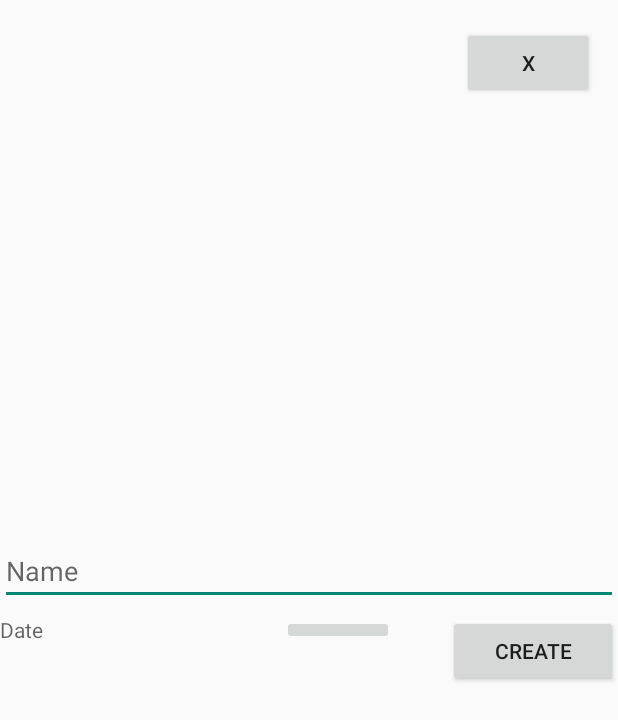
After one commit to dennmar/Measure, an Android app: the fragment AddTaskFragment shown on its own in the app's theme, on a phone screen of 412 x 824 dp. The commit adds this screen. Shown: the top 720 px of the screen. Run offline under Robolectric (Android 15) with nearby library versions, the phone set to English and light mode, and no system bars.

Commit message:
Update add task button in agenda fragment to open basic form (including date picker)

```diff
--- a/android/app/src/main/java/com/example/measure/di/components/ApplicationComponent.java
+++ b/android/app/src/main/java/com/example/measure/di/components/ApplicationComponent.java
@@ -9,7 +9,7 @@ import com.example.measure.di.modules.MeasureRoomDatabaseModule;
 import com.example.measure.di.modules.TaskDaoModule;
 import com.example.measure.di.modules.TaskRepositoryModule;
 import com.example.measure.di.modules.UserRepositoryModule;
-import com.example.measure.features.agenda.AgendaFragment;
+import com.example.measure.features.agenda.view.AgendaFragment;
 
 import dagger.BindsInstance;
 import dagger.Component;
--- a/android/app/src/main/java/com/example/measure/di/components/TestAgendaFragmentComponent.java
+++ b/android/app/src/main/java/com/example/measure/di/components/TestAgendaFragmentComponent.java
@@ -2,8 +2,6 @@ package com.example.measure.di.components;
 
 import com.example.measure.di.modules.AssistedInjectModule;
 import com.example.measure.di.modules.MockAgendaViewModelModule;
-import com.example.measure.features.agenda.AgendaFragment;
-import com.example.measure.features.agenda.MockAgendaViewModel;
 
 import dagger.Component;
 
--- a/android/app/src/main/java/com/example/measure/di/components/TestAgendaViewModelComponent.java
+++ b/android/app/src/main/java/com/example/measure/di/components/TestAgendaViewModelComponent.java
@@ -5,7 +5,7 @@ import com.example.measure.di.modules.MockLoginRepositoryModule;
 import com.example.measure.di.modules.MockTaskDaoModule;
 import com.example.measure.di.modules.MockTaskRepositoryModule;
 import com.example.measure.di.modules.MockUserRepositoryModule;
-import com.example.measure.features.agenda.DaggerAgendaViewModel;
+import com.example.measure.features.agenda.viewmodel.DaggerAgendaViewModel;
 
 import dagger.Component;
 
--- a/android/app/src/main/java/com/example/measure/di/modules/AgendaViewModelModule.java
+++ b/android/app/src/main/java/com/example/measure/di/modules/AgendaViewModelModule.java
@@ -1,7 +1,7 @@
 package com.example.measure.di.modules;
 
-import com.example.measure.features.agenda.AgendaViewModel;
-import com.example.measure.features.agenda.DaggerAgendaViewModel;
+import com.example.measure.features.agenda.viewmodel.AgendaViewModel;
+import com.example.measure.features.agenda.viewmodel.DaggerAgendaViewModel;
 
 import dagger.Module;
 import dagger.Provides;
--- a/android/app/src/main/java/com/example/measure/di/modules/MockAgendaViewModelModule.java
+++ b/android/app/src/main/java/com/example/measure/di/modules/MockAgendaViewModelModule.java
@@ -1,7 +1,7 @@
 package com.example.measure.di.modules;
 
-import com.example.measure.features.agenda.AgendaViewModel;
-import com.example.measure.features.agenda.MockAgendaViewModel;
+import com.example.measure.features.agenda.viewmodel.AgendaViewModel;
+import com.example.measure.features.agenda.viewmodel.MockAgendaViewModel;
 
 import dagger.Module;
 import dagger.Provides;
--- /dev/null
+++ b/android/app/src/main/java/com/example/measure/features/agenda/view/AddTaskFragment.java
@@ -0,0 +1,68 @@
+package com.example.measure.features.agenda.view;
+
+import android.os.Bundle;
+import android.view.LayoutInflater;
+import android.view.View;
+import android.view.ViewGroup;
+import android.widget.ImageButton;
+import android.widget.TextView;
+
+import androidx.fragment.app.DialogFragment;
+import androidx.fragment.app.Fragment;
+
+import com.example.measure.R;
+/**
+ * A fragment that creates a dialog showing the user a form to add a task.
+ */
+public class AddTaskFragment extends Fragment {
+    /**
+     * Restore the fragment from the previously saved state.
+     *
+     * @param savedInstanceState previously saved state of the fragment
+     */
+    @Override
+    public void onCreate(Bundle savedInstanceState) {
+        super.onCreate(savedInstanceState);
+    }
+
+    /**
+     * Instantiate the user interface view.
+     *
+     * @param inflater           layout inflater to inflate views
+     * @param container          parent view to attach to
+     * @param savedInstanceState previously saved state of the fragment
+     * @return view for the user interface
+     */
+    @Override
+    public View onCreateView(LayoutInflater inflater, ViewGroup container,
+                             Bundle savedInstanceState) {
+        View rootView = inflater.inflate(R.layout.fragment_add_task, container,
+                false);
+        initDatePicker(rootView);
+        return rootView;
+    }
+
+    @Override
+    public void onPause() {
+        super.onPause();
+    }
+
+    /**
+     * Initialize the date picker to set the date of the new task.
+     *
+     * @param view view for the user interface
+     */
+    private void initDatePicker(View view) {
+        int dateBtnId = R.id.btn_new_task_datepicker;
+        int dateTextViewId = R.id.textview_new_task_date;
+        ImageButton openDatePicker = view.findViewById(dateBtnId);
+        TextView dateTextView = view.findViewById(dateTextViewId);
+
+        openDatePicker.setOnClickListener(v -> {
+            DialogFragment taskDatePickerFrag =
+                    new TaskDatePickerFragment(dateTextView);
+            taskDatePickerFrag.show(requireActivity()
+                    .getSupportFragmentManager(), "TaskDatePickerFragment");
+        });
+    }
+}
--- a/android/app/src/main/java/com/example/measure/features/agenda/AgendaItem.java
+++ b/android/app/src/main/java/com/example/measure/features/agenda/view/AgendaItem.java
@@ -1,4 +1,4 @@
-package com.example.measure.features.agenda;
+package com.example.measure.features.agenda.view;
 
 import org.joda.time.Duration;
 import org.joda.time.Period;
--- a/android/app/src/main/java/com/example/measure/features/agenda/AgendaItemAdapter.java
+++ b/android/app/src/main/java/com/example/measure/features/agenda/view/AgendaItemAdapter.java
@@ -1,4 +1,4 @@
-package com.example.measure.features.agenda;
+package com.example.measure.features.agenda.view;
 
 import android.view.LayoutInflater;
 import android.view.View;
--- a/android/app/src/main/java/com/example/measure/features/agenda/AgendaViewModel.java
+++ b/android/app/src/main/java/com/example/measure/features/agenda/viewmodel/AgendaViewModel.java
@@ -1,4 +1,4 @@
-package com.example.measure.features.agenda;
+package com.example.measure.features.agenda.viewmodel;
 
 import android.os.Bundle;
 
--- a/android/app/src/main/java/com/example/measure/features/agenda/DaggerAgendaViewModel.java
+++ b/android/app/src/main/java/com/example/measure/features/agenda/viewmodel/DaggerAgendaViewModel.java
@@ -1,7 +1,6 @@
-package com.example.measure.features.agenda;
+package com.example.measure.features.agenda.viewmodel;
 
 import android.os.Bundle;
-import android.util.Log;
 
 import androidx.annotation.VisibleForTesting;
 import androidx.lifecycle.LiveData;
--- a/android/app/src/main/java/com/example/measure/features/agenda/MockAgendaViewModel.java
+++ b/android/app/src/main/java/com/example/measure/features/agenda/viewmodel/MockAgendaViewModel.java
@@ -1,4 +1,4 @@
-package com.example.measure.features.agenda;
+package com.example.measure.features.agenda.viewmodel;
 
 import android.os.Bundle;
 
@@ -14,8 +14,6 @@ import java.util.ArrayList;
 import java.util.Collections;
 import java.util.Comparator;
 import java.util.List;
-
-import javax.inject.Inject;
 
 /**
  * A fake view model that handles the interaction between the agenda view
--- /dev/null
+++ b/android/app/src/main/res/layout/fragment_add_task.xml
@@ -0,0 +1,70 @@
+<?xml version="1.0" encoding="utf-8"?>
+<androidx.constraintlayout.widget.ConstraintLayout
+    xmlns:android="http://schemas.android.com/apk/res/android"
+    xmlns:app="http://schemas.android.com/apk/res-auto"
+    xmlns:tools="http://schemas.android.com/tools"
+    android:layout_width="match_parent"
+    android:layout_height="match_parent"
+    android:orientation="vertical">
+
+    <Button
+        android:id="@+id/btn_cancel_add_task"
+        android:layout_width="wrap_content"
+        android:layout_height="wrap_content"
+        android:layout_gravity="right"
+        android:text="X"
+        app:layout_constraintBottom_toBottomOf="parent"
+        app:layout_constraintEnd_toEndOf="parent"
+        app:layout_constraintHorizontal_bias="0.95"
+        app:layout_constraintStart_toStartOf="parent"
+        app:layout_constraintTop_toTopOf="parent"
+        app:layout_constraintVertical_bias="0.023" />
+
+    <EditText
+        android:id="@+id/edittext_new_task_name"
+        android:layout_width="match_parent"
+        android:layout_height="wrap_content"
+        android:hint="Name"
+        app:layout_constraintBottom_toBottomOf="parent"
+        app:layout_constraintEnd_toEndOf="parent"
+        app:layout_constraintHorizontal_bias="0.0"
+        app:layout_constraintStart_toStartOf="parent"
+        app:layout_constraintTop_toTopOf="parent"
+        app:layout_constraintVertical_bias="0.46" />
+
+    <LinearLayout
+        android:id="@+id/linearLayout"
+        android:layout_width="match_parent"
+        android:layout_height="wrap_content"
+        android:orientation="horizontal"
+        app:layout_constraintBottom_toBottomOf="parent"
+        app:layout_constraintEnd_toEndOf="parent"
+        app:layout_constraintHorizontal_bias="0.0"
+        app:layout_constraintStart_toStartOf="parent"
+        app:layout_constraintTop_toTopOf="parent"
+        app:layout_constraintVertical_bias="0.528">
+
+        <TextView
+            android:id="@+id/textview_new_task_date"
+            android:layout_width="0dp"
+            android:layout_height="match_parent"
+            android:layout_weight="0.5"
+            android:hint="Date" />
+
+        <ImageButton
+            android:id="@+id/btn_new_task_datepicker"
+            android:layout_width="0dp"
+            android:layout_height="wrap_content"
+            android:layout_marginRight="36dp"
+            android:layout_weight="0.2" />
+
+        <Button
+            android:id="@+id/btn_submit_add_task"
+            android:layout_width="0dp"
+            android:layout_height="wrap_content"
+            android:layout_weight="0.3"
+            android:text="Create" />
+
+    </LinearLayout>
+
+</androidx.constraintlayout.widget.ConstraintLayout>
```
Also changed, not shown: android/app/src/main/java/com/example/measure/features/FragActivity.java (added, +39 -0 lines), android/app/src/main/java/com/example/measure/features/MeasureActivity.java (+4 -32 lines), android/app/src/main/java/com/example/measure/features/agenda/view/AgendaFragment.java (renamed from android/app/src/main/java/com/example/measure/features/agenda/AgendaFragment.java, +8 -7 lines), android/app/src/main/java/com/example/measure/features/agenda/view/TaskDatePickerFragment.java (added, +64 -0 lines), android/app/src/main/java/com/example/measure/utils/StringConverter.java (added, +18 -0 lines), 2 other files.
